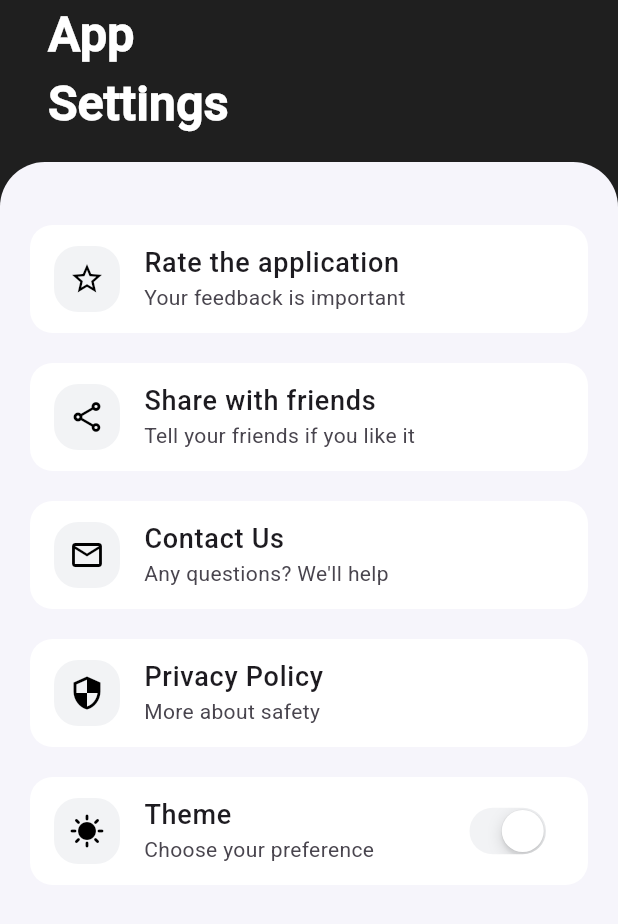
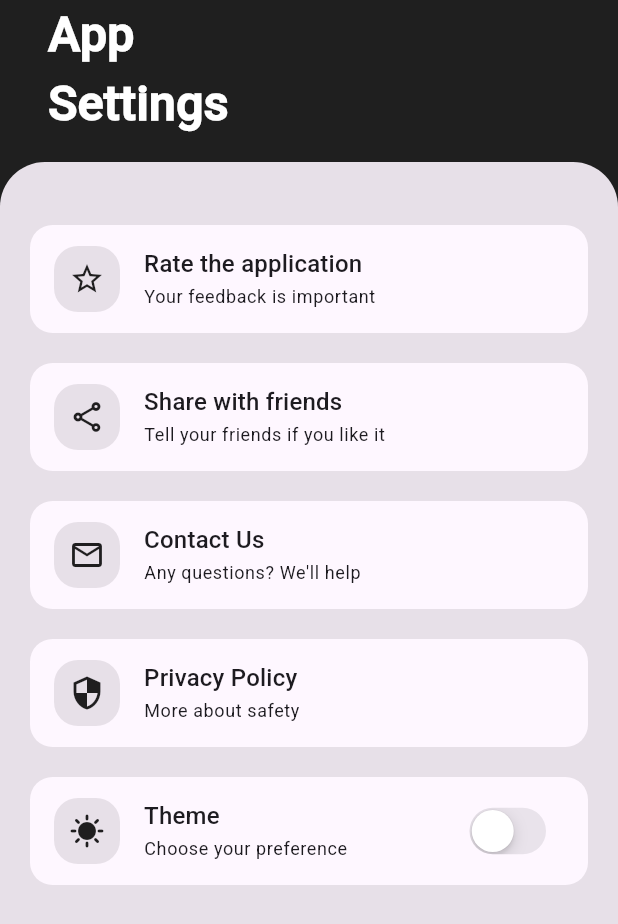
Before and after one commit to faizandarwesh/SnapWalls, a Flutter app: the SettingsScreen screen opened directly, on a phone screen of 412 x 824 dp. Shown: the top 924 px of the screen. Run offline on Flutter 3.47's test engine with Material 3 defaults, Android fonts, the phone set to English and light mode, and no system bars; our stand-ins replace cached_network_image, dio, flutter_dotenv, flutter_riverpod, get, google_mobile_ads and 5 more; missing offline and left inert: flutter_downloader; accounts and stored records are empty; network calls fail.

Commit message:
Add theme, onboarding and favorite screens

```diff
--- /dev/null
+++ b/lib/controller/favorite_controller.dart
@@ -0,0 +1,25 @@
+// lib/controller/favorites_controller.dart
+import 'package:get/get.dart';
+
+class FavoritesController extends GetxController {
+  // RxList<String> favorites = <String>[].obs;
+
+  final RxList<String> favorites = <String>[
+    'https://images.pexels.com/photos/414612/pexels-photo-414612.jpeg',
+    'https://images.pexels.com/photos/210186/pexels-photo-210186.jpeg',
+    'https://images.pexels.com/photos/1274260/pexels-photo-1274260.jpeg',
+    'https://images.pexels.com/photos/1103970/pexels-photo-1103970.jpeg',
+    'https://images.pexels.com/photos/33109/fall-autumn-red-season.jpg',
+    'https://images.pexels.com/photos/34950/pexels-photo.jpg',
+  ].obs;
+
+  bool isFavorite(String url) => favorites.contains(url);
+
+  void toggleFavorite(String url) {
+    if (isFavorite(url)) {
+      favorites.remove(url);
+    } else {
+      favorites.add(url);
+    }
+  }
+}
--- a/lib/pages/home_screen.dart
+++ b/lib/pages/home_screen.dart
@@ -1,6 +1,5 @@
 import 'package:flutter/material.dart';
 import 'package:flutter/rendering.dart';
-import 'package:flutter/services.dart';
 import 'package:flutter_staggered_grid_view/flutter_staggered_grid_view.dart';
 import 'package:rive/rive.dart';
 import 'package:snap_walls/services/wallpaper_api_service.dart';
@@ -20,10 +19,6 @@ class _HomeScreenState extends State<HomeScreen> {
   final ScrollController _scrollController = ScrollController();
   final ScrollController _gridViewScrollController = ScrollController();
   final apiService = WallpaperApiService();
-
-  //Rive Animation related variables
-  Artboard? riveArtBoard;
-  late SMIInput<bool> isFavorite;
 
   @override
   void initState() {
@@ -119,6 +114,7 @@ class _HomeScreenState extends State<HomeScreen> {
                         itemBuilder: (context, index) {
                           final photo = photos[index];
                           return WallpaperTile(
+                            id : photo.id,
                             imageUrl: photo.url,
                             index: index,
                             extent: (index % 2) == 0 ? 300 : 150,
--- a/lib/pages/landing_screen.dart
+++ b/lib/pages/landing_screen.dart
@@ -23,8 +23,8 @@ class _LandingScreenState extends State<LandingScreen> {
       HomeScreen(
         isScrolling: isScrolling,
       ),
-      const FavoritesScreen(),
-      const SettingsScreen()
+      FavoritesScreen(),
+      SettingsScreen()
     ];
   }
 
@@ -55,7 +55,6 @@ class _LandingScreenState extends State<LandingScreen> {
                 elevation: 0,
                 type: BottomNavigationBarType.fixed,
                 currentIndex: _currentIndex,
-                fixedColor: Colors.black,
                 iconSize: 25,
                 unselectedItemColor: Colors.grey,
                 items: const [
--- a/lib/pages/settings_screen.dart
+++ b/lib/pages/settings_screen.dart
@@ -1,22 +1,23 @@
 import 'package:flutter/cupertino.dart';
 import 'package:flutter/material.dart';
+import 'package:flutter_riverpod/flutter_riverpod.dart';
 import 'package:in_app_review/in_app_review.dart';
 import 'package:snap_walls/utils/app_helpers.dart';
 
+import '../theme/theme_provider.dart';
 import '../utils/app_constants.dart';
 
-class SettingsScreen extends StatefulWidget {
-  const SettingsScreen({super.key});
+class SettingsScreen extends ConsumerWidget {
+   SettingsScreen({super.key});
 
-  @override
-  State<SettingsScreen> createState() => _SettingsScreenState();
-}
-
-class _SettingsScreenState extends State<SettingsScreen> {
   final InAppReview inAppReview = InAppReview.instance;
 
   @override
-  Widget build(BuildContext context) {
+  Widget build(BuildContext context,WidgetRef ref) {
+
+    final themeMode = ref.watch(themeNotifierProvider);
+    final themeNotifier = ref.read(themeNotifierProvider.notifier);
+
     return Scaffold(
       backgroundColor: const Color(0xff1f1f1f),
       body: SafeArea(
@@ -52,9 +53,9 @@ class _SettingsScreenState extends State<SettingsScreen> {
             ),
             Expanded(
               child: Container(
-                decoration: const BoxDecoration(
-                  color: Color(0xfff6f5fb),
-                  borderRadius: BorderRadius.only(
+                decoration:  BoxDecoration(
+                  color: Theme.of(context).colorScheme.surfaceContainerHighest,
+                  borderRadius: const BorderRadius.only(
                     topLeft: Radius.circular(30),
                     topRight: Radius.circular(30),
                   ),
@@ -64,6 +65,7 @@ class _SettingsScreenState extends State<SettingsScreen> {
                   child: ListView(
                     children: [
                       _buildSettingCard(
+                          context,
                           Icons.star_border_outlined,
                           'Rate the application',
                           'Your feedback is important', () async {
@@ -72,24 +74,30 @@ class _SettingsScreenState extends State<SettingsScreen> {
                         }
                       }),
                       _buildSettingCard(
+                          context,
                           Icons.share_outlined,
                           'Share with friends',
                           'Tell your friends if you like it', () {
                         AppHelpers.shareAppLink();
                       }),
-                      _buildSettingCard(Icons.email_outlined, 'Contact Us',
+                      _buildSettingCard(
+                          context,
+                          Icons.email_outlined, 'Contact Us',
                           "Any questions? We'll help", () {
                         _modalBottomSheetMenu(
                             context, 'Contact Us', AppConstants.dummyText);
                       }),
                       _buildSettingCard(
+                          context,
                           Icons.security, 'Privacy Policy', 'More about safety',
                           () {
                         _modalBottomSheetMenu(
                             context, 'Privacy Policy', AppConstants.dummyText);
                       }),
-                      _buildSettingCard(Icons.sunny, 'Theme',
-                          'Choose your preference', () {}, true),
+                      _buildSettingCard(
+                          context,
+                          Icons.sunny, 'Theme',
+                          'Choose your preference', () {}, true,themeMode,themeNotifier),
                     ],
                   ),
                 ),
@@ -159,12 +167,12 @@ void _modalBottomSheetMenu(BuildContext context, String title, String content) {
 }
 
 Widget _buildSettingCard(
-    IconData icon, String title, String subtitle, VoidCallback onPress,
-    [bool isSwitch = false]) {
+    BuildContext context,IconData icon, String title, String subtitle, VoidCallback onPress,
+    [bool isSwitch = false,themeMode, themeNotifier]) {
   return GestureDetector(
     onTap: onPress,
     child: Card(
-      color: const Color(0xffffffff),
+      color: Theme.of(context).cardColor,
       elevation: 0,
       margin: const EdgeInsets.symmetric(vertical: 10, horizontal: 20),
       shape: RoundedRectangleBorder(
@@ -173,28 +181,32 @@ Widget _buildSettingCard(
       child: ListTile(
         leading: Container(
           padding: const EdgeInsets.all(10.0),
-              decoration: const BoxDecoration(
-                  color: Color(0xfff2f3f5),
+          decoration: BoxDecoration(
+            color: Theme.of(context).colorScheme.surfaceContainerHighest,
             shape: BoxShape.rectangle,
-                  borderRadius: BorderRadius.all(Radius.circular(16))),
-              child: Icon(icon, color: Colors.black)),
+            borderRadius: BorderRadius.circular(16),
+          ),
+          child: Icon(icon, color: Theme.of(context).iconTheme.color),
+        ),
         title: Text(
           title,
-            style: const TextStyle(fontSize: 18, fontWeight: FontWeight.w500),
+          style: Theme.of(context).textTheme.titleMedium,
         ),
         subtitle: Text(
           subtitle,
-            style: const TextStyle(fontSize: 14, fontWeight: FontWeight.w400),
+          style: Theme.of(context).textTheme.bodySmall,
         ),
         trailing: isSwitch
             ? CupertinoSwitch(
-                  activeColor: const Color(0xfff2f3f5),
-                  value: true, // Here, you can bind it to a theme state
+          value: themeMode == ThemeMode.dark,
           onChanged: (value) {
-                    // Handle theme switching logic
+            themeNotifier.setTheme(
+              value ? ThemeMode.dark : ThemeMode.light,
+            );
           },
         )
-              : const SizedBox()),
+            : const SizedBox(),
+      ),
     ),
   );
 }
--- a/pubspec.yaml
+++ b/pubspec.yaml
@@ -49,6 +49,8 @@ dependencies:
   share_plus: ^10.1.3
   rive: ^0.13.20
   get: ^4.6.6
+  shared_preferences: ^2.3.5
+  flutter_riverpod: ^2.6.1
 
 dev_dependencies:
   flutter_test:
```
Also changed, not shown: lib/controller/wallpaper_tile_controller.dart (+10 -10 lines), lib/data/favorites_storage.dart (added, +39 -0 lines), lib/main.dart (+38 -5 lines), lib/onboarding/ui/onboarding_screen.dart (added, +147 -0 lines), lib/pages/favorites_screen.dart (+17 -45 lines), lib/theme/app_theme.dart (added, +31 -0 lines), lib/theme/theme_provider.dart (added, +36 -0 lines), lib/widgets/wallpaper_tile.dart (+6 -17 lines), assets/images/logo_text.png (added), pubspec.lock, 5 other files. Lines whose indentation alone changed are shown as unchanged.
